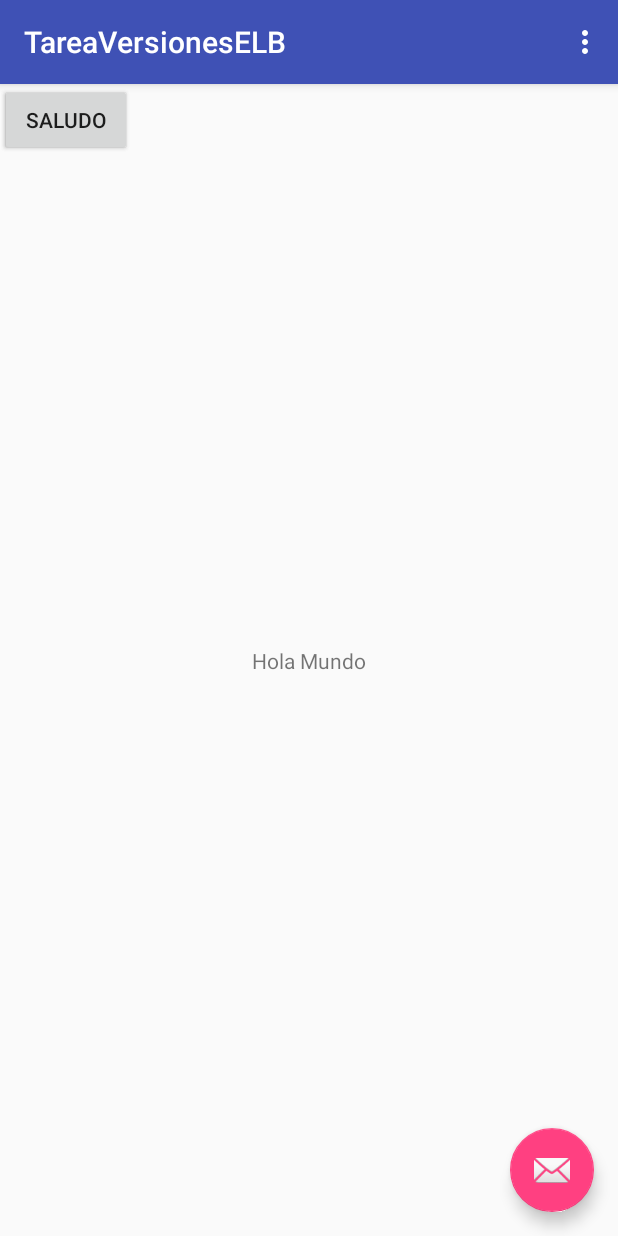
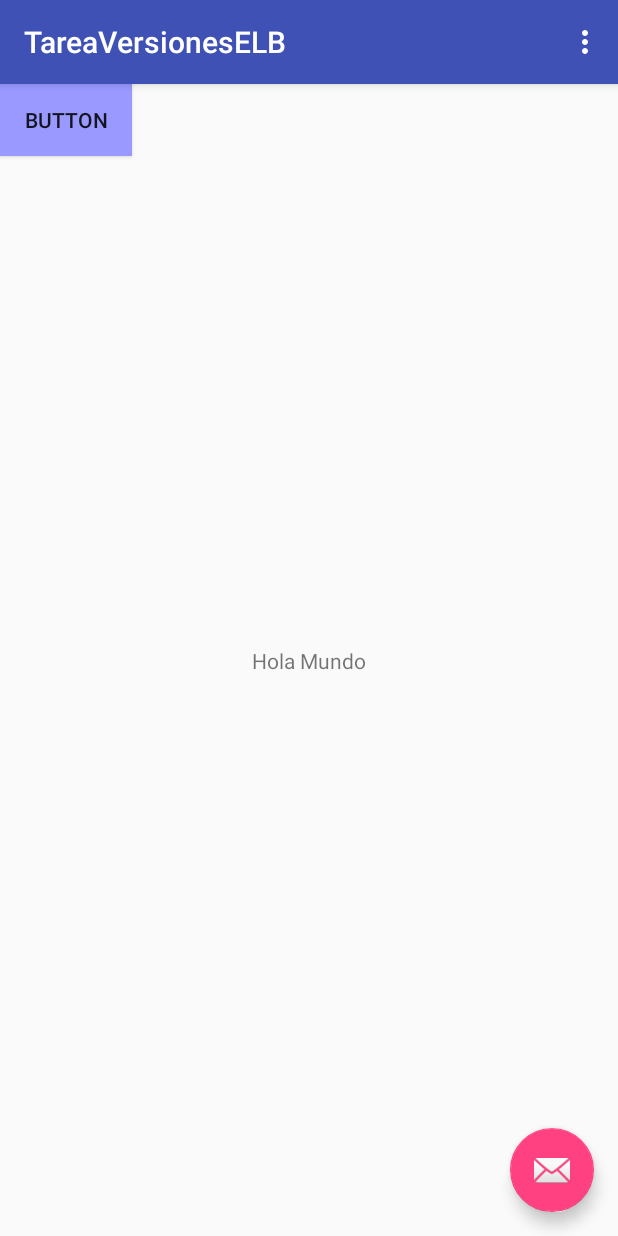
Before and after one commit to elb4t/TareaVersionesELB, an Android app: the screen it shows after launch (MainActivity), on a phone screen of 412 x 824 dp. Run offline under Robolectric (Android 15) with nearby library versions, the phone set to English and light mode, and no system bars.

Commit message:
Prueba1 terminada

```diff
--- a/app/src/main/res/layout/content_main.xml
+++ b/app/src/main/res/layout/content_main.xml
@@ -34,4 +34,13 @@
         tools:layout_editor_absoluteX="148dp"
         tools:layout_editor_absoluteY="399dp" />
 
+    <Button
+        android:id="@+id/button3"
+        android:layout_width="wrap_content"
+        android:layout_height="wrap_content"
+        android:background="@color/azul"
+        android:text="Button"
+        tools:layout_editor_absoluteX="258dp"
+        tools:layout_editor_absoluteY="310dp" />
+
 </android.support.constraint.ConstraintLayout>
--- a/app/src/main/res/values/colors.xml
+++ b/app/src/main/res/values/colors.xml
@@ -3,5 +3,5 @@
     <color name="colorPrimary">#3F51B5</color>
     <color name="colorPrimaryDark">#303F9F</color>
     <color name="colorAccent">#FF4081</color>
-    <color name="azul">#0000aa</color>
+    <color name="azul">#9999ff</color>
 </resources>
```
